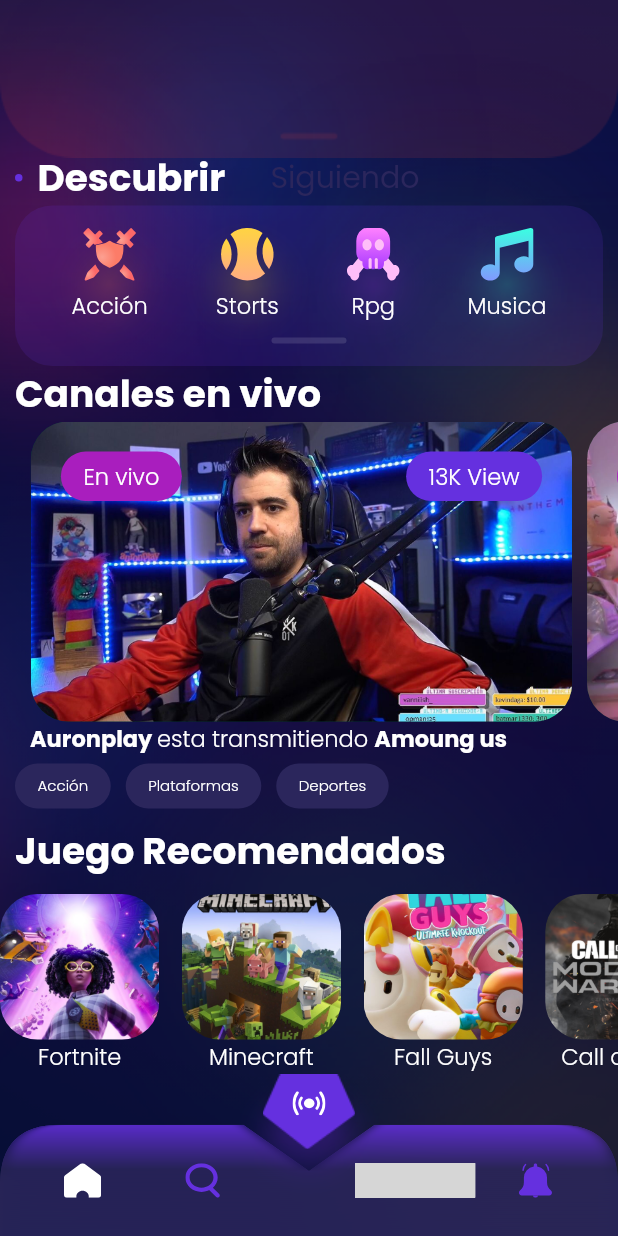
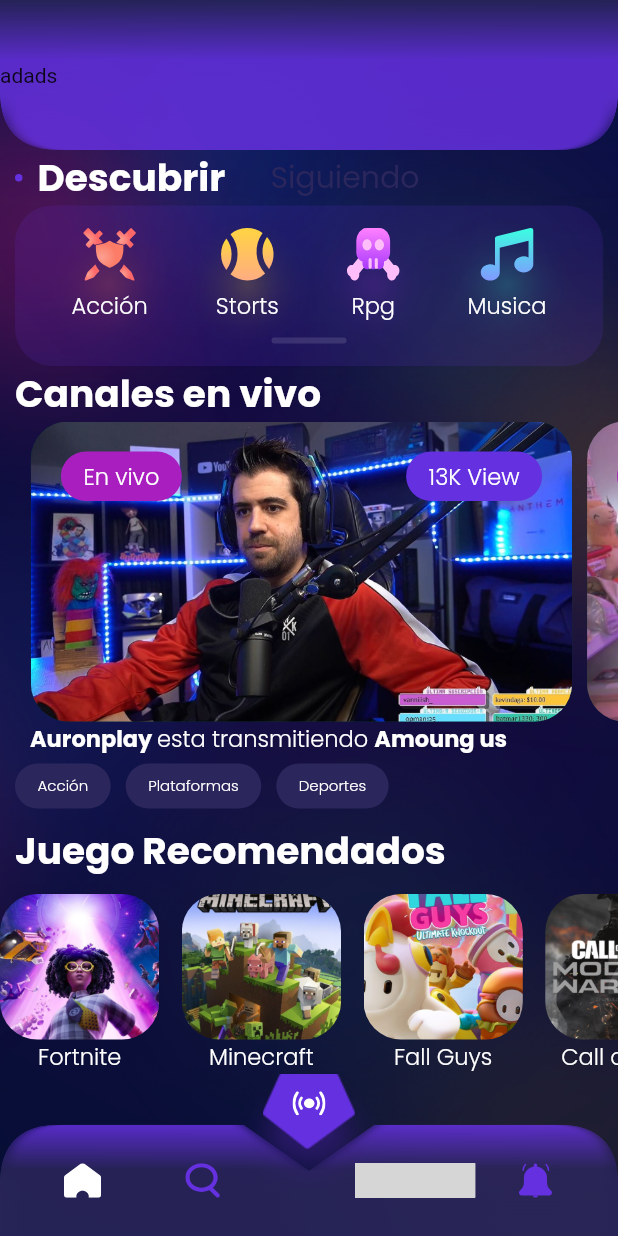
Before and after one commit to JeanRoldanDev/Challenges, a Flutter app: the screen it shows after launch, on a phone screen of 412 x 824 dp. Run offline on Flutter 3.47's test engine with Material 2 defaults, Android fonts, the light colour scheme and no system bars; our stand-ins replace flutter_svg, location; project files that could hold a hidden picture were left out; grey boxes are pictures that could not be loaded.

Commit message:
header path

```diff
--- a/lib/streaming/streaming.dart
+++ b/lib/streaming/streaming.dart
@@ -44,13 +44,38 @@
               },
             ),
             Positioned(
-              top: -50,
               left: 0,
               right: 0,
-              child: Image.asset(
-                Images.tt1,
-                fit: BoxFit.fitWidth,
-                color: Colors.red,
+              child: SizedBox(
+                height: 100,
+                child: ClipPath(
+                  clipper: PathHeaderClipper(borderRadius: 40),
+                  child: Container(
+                    decoration: BoxDecoration(
+                      gradient: LinearGradient(
+                        begin: Alignment.topCenter,
+                        end: Alignment.bottomCenter,
+                        colors: [
+                          CColors.purpleLigth.withOpacity(0.85),
+                          CColors.purple.withOpacity(0.85),
+                        ],
+                        stops: const [0.01, 0.40],
+                      ),
+                    ),
+                    child: BackdropFilter(
+                      filter: ui.ImageFilter.blur(
+                        sigmaX: 5,
+                        sigmaY: -5,
+                        tileMode: TileMode.repeated,
+                      ),
+                      child: Row(
+                        children: [
+                          Text('adads'),
+                        ],
+                      ),
+                    ),
+                  ),
+                ),
               ),
             ),
             Positioned(
@@ -173,6 +198,33 @@
       ),
     );
   }
+}
+
+class PathHeaderClipper extends CustomClipper<Path> {
+  PathHeaderClipper({
+    required this.borderRadius,
+  });
+
+  final double borderRadius;
+
+  @override
+  Path getClip(Size size) {
+    final w = size.width;
+    final h = size.height;
+
+    final path = Path()
+      ..lineTo(w, 0)
+      ..lineTo(w, h - borderRadius)
+      ..quadraticBezierTo(w, h, w - borderRadius, h)
+      ..lineTo(borderRadius, h)
+      ..quadraticBezierTo(0, h, 0, h - borderRadius)
+      ..close();
+
+    return path;
+  }
+
+  @override
+  bool shouldReclip(CustomClipper<Path> oldClipper) => false;
 }
 
 class ItemPainter extends CustomPainter {
```
Also changed, not shown: pubspec.lock.
